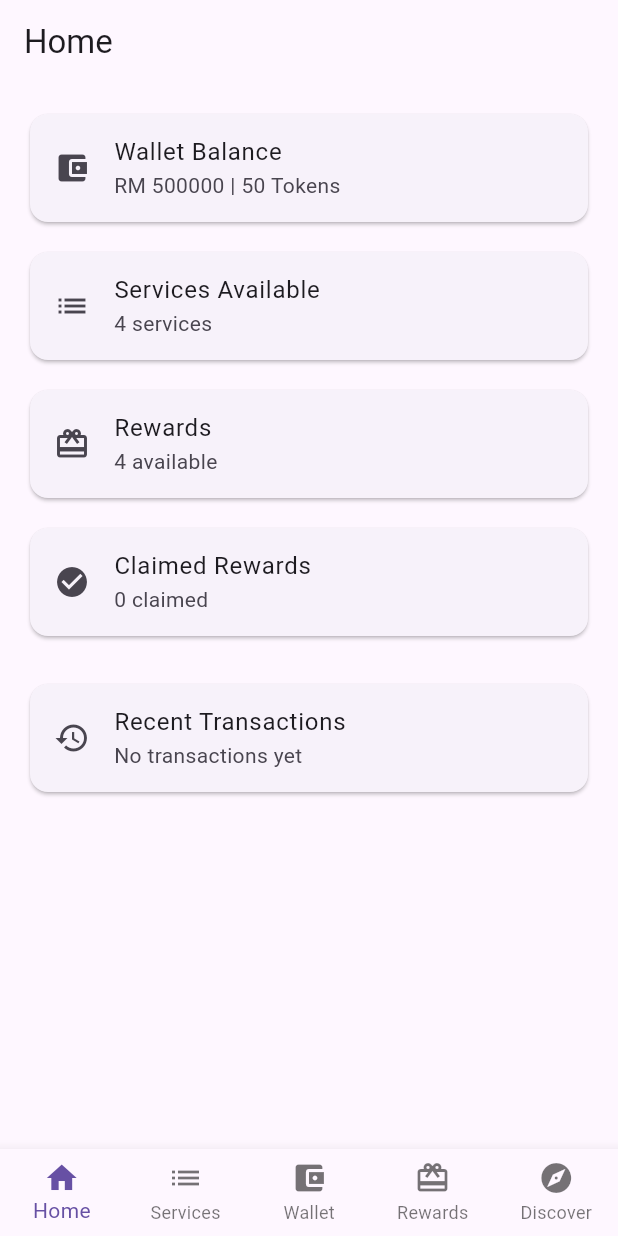
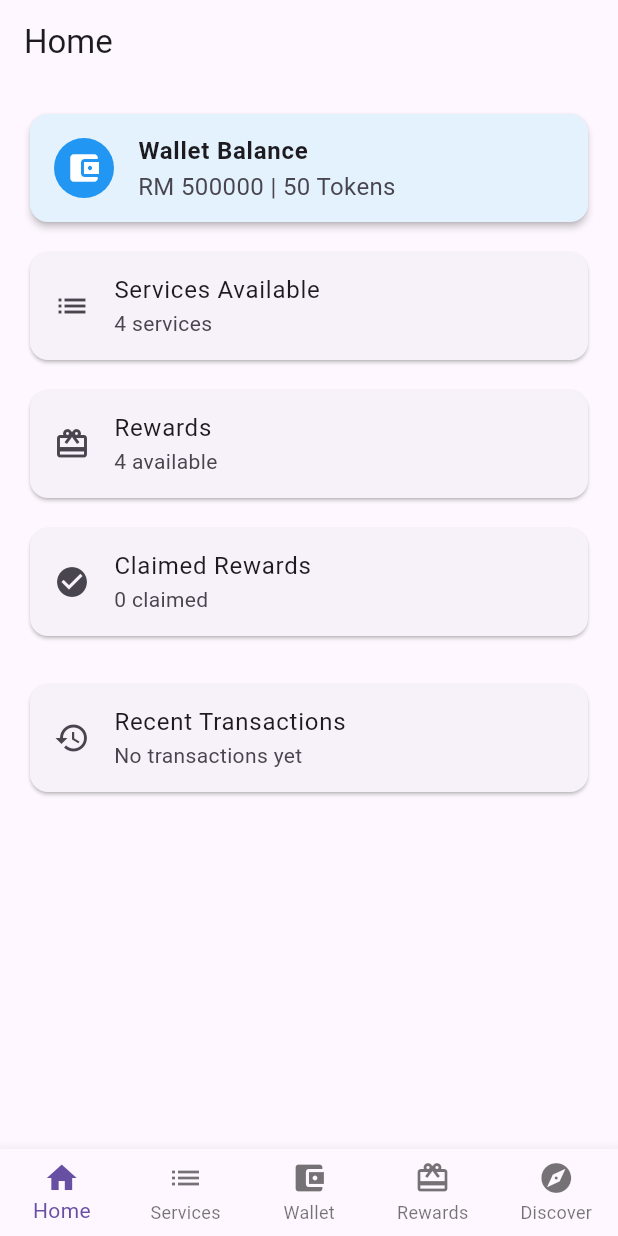
Before and after one commit to vorziz/ssb, a Flutter app: the screen it shows after launch, on a phone screen of 412 x 824 dp. Run offline on Flutter 3.47's test engine with Material 3 defaults, Android fonts, the phone set to English and light mode, and no system bars; our stand-ins replace flutter_map, get, latlong2, permission_handler, shimmer; missing offline and left inert: mobile_scanner.

Commit message:
ui: improve home page visual design with enhanced card styling

```diff
--- a/lib/features/home/ui/home_page.dart
+++ b/lib/features/home/ui/home_page.dart
@@ -19,10 +19,18 @@ class HomePage extends StatelessWidget {
         crossAxisAlignment: CrossAxisAlignment.start,
         children: [
           Obx(() => Card(
+            elevation: 2,
+            color: Colors.blue.shade50,
             child: ListTile(
-              leading: const Icon(Icons.account_balance_wallet),
-              title: const Text('Wallet Balance'),
-              subtitle: Text('RM ${walletController.cashBalance.value} | ${walletController.tokenBalance.value} Tokens'),
+              leading: CircleAvatar(
+                backgroundColor: Colors.blue,
+                child: const Icon(Icons.account_balance_wallet, color: Colors.white),
+              ),
+              title: const Text('Wallet Balance', style: TextStyle(fontWeight: FontWeight.bold)),
+              subtitle: Text(
+                'RM ${walletController.cashBalance.value} | ${walletController.tokenBalance.value} Tokens',
+                style: const TextStyle(fontSize: 16),
+              ),
             ),
           )),
 
```
